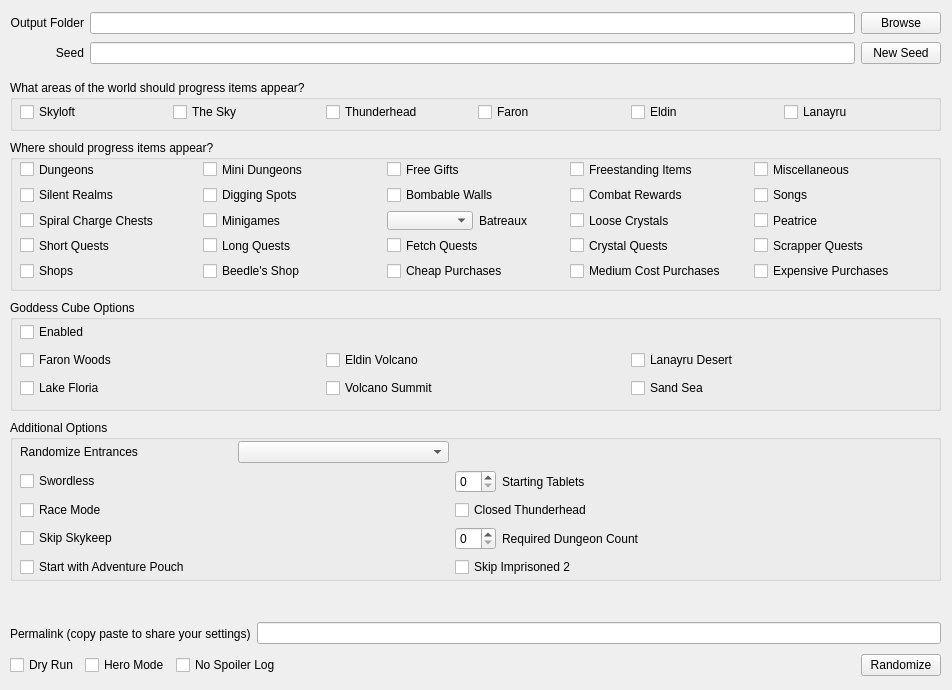
Qt form gui/randogui.ui (ssrando/ssrando) before a commit.
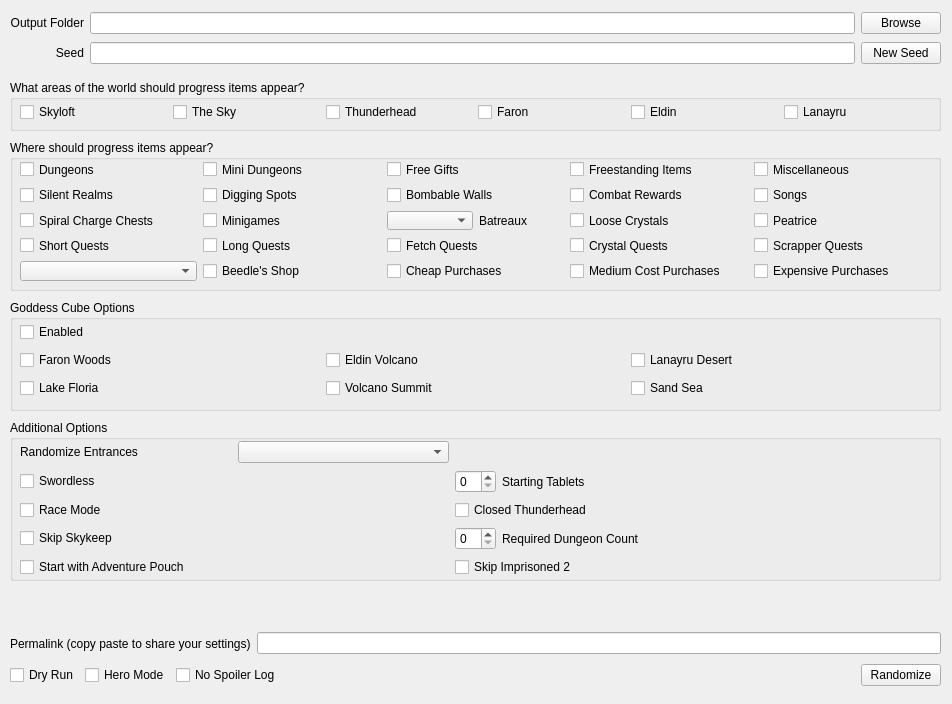
The same form after that commit.

What changed in the file:
```diff
--- a/gui/randogui.ui
+++ b/gui/randogui.ui
@@ -7,7 +7,7 @@
     <x>0</x>
     <y>0</y>
     <width>952</width>
-    <height>690</height>
+    <height>704</height>
    </rect>
   </property>
   <property name="sizePolicy">
@@ -262,13 +262,6 @@
         </property>
        </widget>
       </item>
-      <item row="5" column="0">
-       <widget class="QCheckBox" name="progression_shop">
-        <property name="text">
-         <string>Shops</string>
-        </property>
-       </widget>
-      </item>
       <item row="5" column="1">
        <widget class="QCheckBox" name="progression_beedle">
         <property name="text">
@@ -297,6 +290,9 @@
         </property>
        </widget>
       </item>
+      <item row="5" column="0">
+       <widget class="QComboBox" name="option_shopsanity"/>
+      </item>
      </layout>
     </widget>
    </widget>
@@ -444,7 +440,7 @@
     <property name="geometry">
      <rect>
       <x>10</x>
-      <y>650</y>
+      <y>660</y>
       <width>931</width>
       <height>31</height>
      </rect>
@@ -502,7 +498,7 @@
       <x>10</x>
       <y>590</y>
       <width>931</width>
-      <height>20</height>
+      <height>31</height>
      </rect>
     </property>
     <property name="text">
@@ -513,7 +509,7 @@
     <property name="geometry">
      <rect>
       <x>10</x>
-      <y>620</y>
+      <y>630</y>
       <width>931</width>
       <height>27</height>
      </rect>
```
